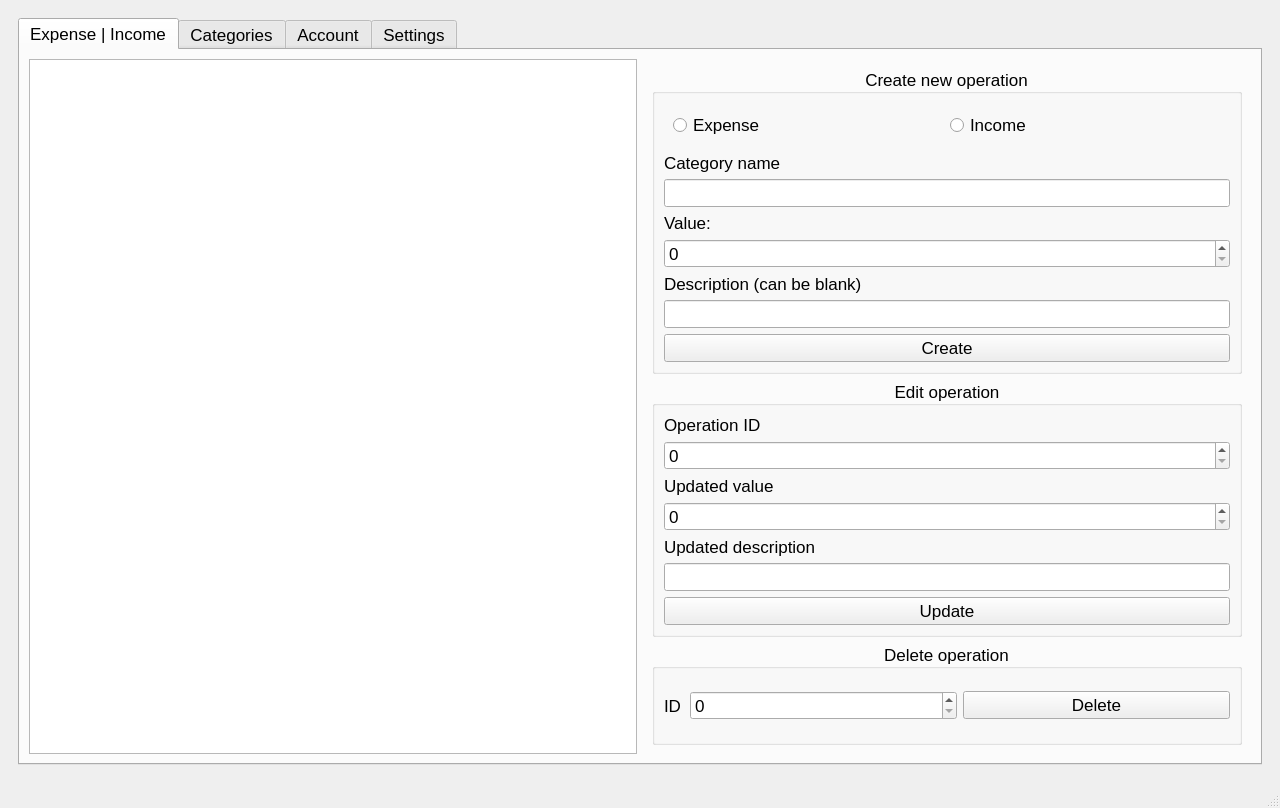
This is mainwindow.ui in Mortle/expensense as Qt 5 draws it before an edit. The edited form follows.
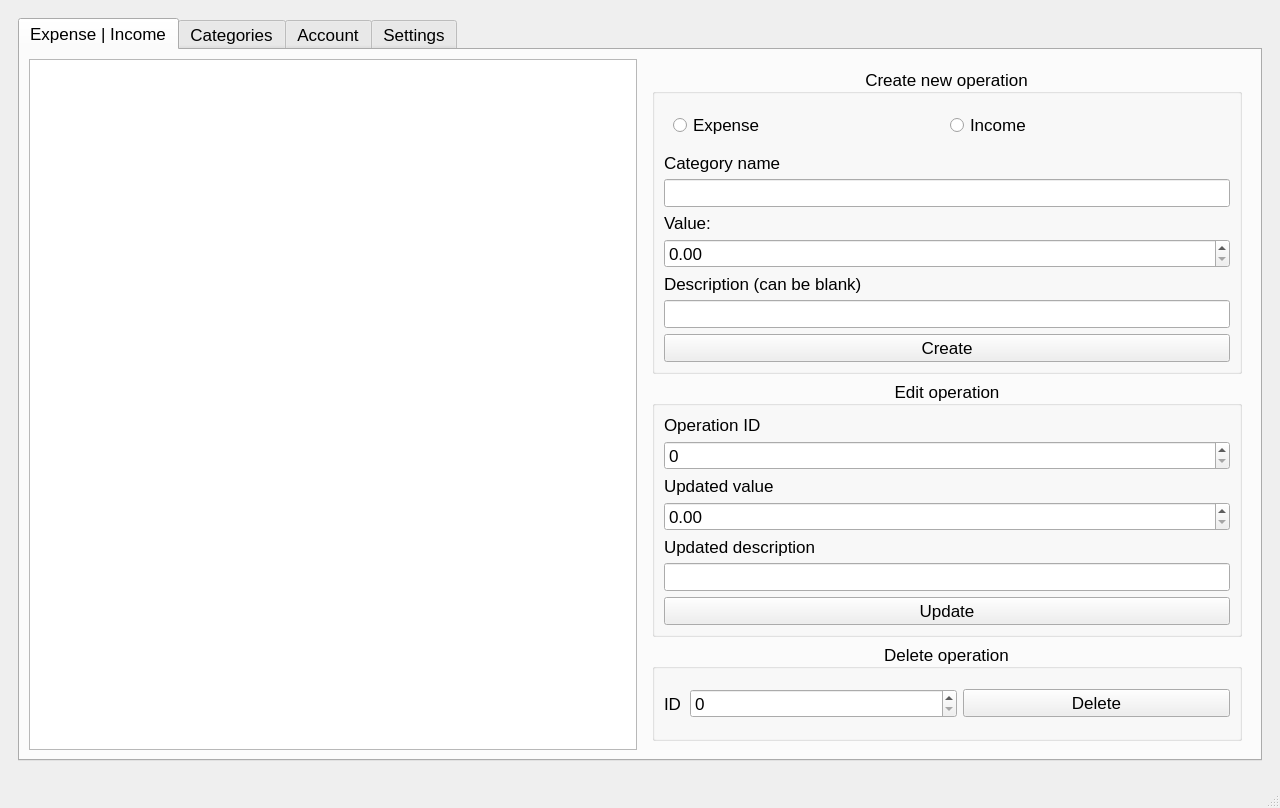
This is the edited form. The open tabs and pages were chosen to show the change.

Commit message: Storing operation value type as double

```diff
--- a/mainwindow.ui
+++ b/mainwindow.ui
@@ -136,12 +136,9 @@
                    </widget>
                   </item>
                   <item>
-                   <widget class="QSpinBox" name="newOperationValue">
-                    <property name="prefix">
-                     <string/>
-                    </property>
+                   <widget class="QDoubleSpinBox" name="newOperationValue">
                     <property name="maximum">
-                     <number>1000000000</number>
+                     <double>1000000000.000000000000000</double>
                     </property>
                    </widget>
                   </item>
@@ -196,9 +193,9 @@
                    </widget>
                   </item>
                   <item>
-                   <widget class="QSpinBox" name="updOperationValue">
+                   <widget class="QDoubleSpinBox" name="updOperationValue">
                     <property name="maximum">
-                     <number>1000000000</number>
+                     <double>1000000000.000000000000000</double>
                     </property>
                    </widget>
                   </item>
@@ -475,7 +472,13 @@
     </item>
    </layout>
   </widget>
-  <widget class="QStatusBar" name="statusbar"/>
+  <widget class="QStatusBar" name="statusbar">
+   <property name="font">
+    <font>
+     <pointsize>15</pointsize>
+    </font>
+   </property>
+  </widget>
  </widget>
  <resources/>
  <connections/>
```
Left out of the diff: 4 changed lines with no effect on the pictures. The commit also changes 4 other files.
